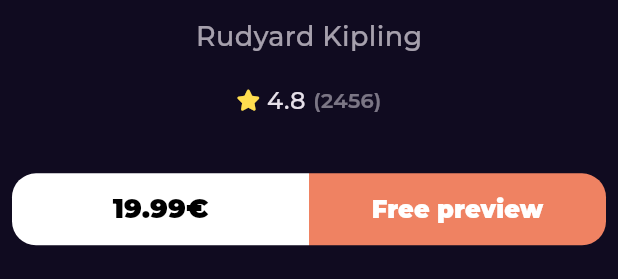
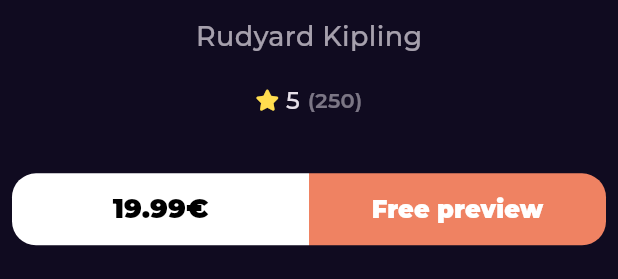
Before and after one commit to Rowida-Attia/bookly, a Flutter app: the BookDetailsSection widget shown alone on an empty page, opened directly, on a phone screen of 412 x 824 dp. Shown: the part 501-780 px from the top of the screen. Run offline on Flutter 3.47's test engine with Material 3 defaults, Android fonts, the phone set to English and light mode, and no system bars; drawn by our look-alikes of cached_network_image; our stand-ins replace bloc, dartz, dio, equatable, flutter_bloc, font_awesome_flutter and 3 more; network calls fail.

Commit message:
Display newest books list view data

```diff
--- a/lib/Features/home/presentation/views/widgets/book_details_section.dart
+++ b/lib/Features/home/presentation/views/widgets/book_details_section.dart
@@ -17,7 +17,6 @@ class BookDetailsSection extends StatelessWidget {
           child: const CustomBookImage(
             imageUrl:
                 'https://hips.hearstapps.com/hmg-prod/images/sacred-lotus-gettyimages-1143403162-646fa5a441f5d.jpg?crop=0.535xw:1.00xh;0.0519xw,0&resize=980:*',
-
           ),
         ),
         const SizedBox(
@@ -43,6 +42,8 @@ class BookDetailsSection extends StatelessWidget {
           height: 18,
         ),
         const BookRating(
+          rating: 5,
+          count: 250,
           mainAxisAlignment: MainAxisAlignment.center,
         ),
         const SizedBox(
--- a/lib/Features/home/presentation/views/widgets/book_rating.dart
+++ b/lib/Features/home/presentation/views/widgets/book_rating.dart
@@ -5,8 +5,13 @@ import 'package:font_awesome_flutter/font_awesome_flutter.dart';
 
 class BookRating extends StatelessWidget {
   const BookRating(
-      {super.key, this.mainAxisAlignment = MainAxisAlignment.start});
+      {super.key,
+      this.mainAxisAlignment = MainAxisAlignment.start,
+      required this.rating,
+      required this.count});
   final MainAxisAlignment mainAxisAlignment;
+  final int rating;
+  final int count;
   @override
   Widget build(BuildContext context) {
     return Row(
@@ -20,8 +25,8 @@ class BookRating extends StatelessWidget {
         const SizedBox(
           width: 6.3,
         ),
-        const Text(
-          '4.8',
+        Text(
+          rating.toString(),
           style: Styles.textStyle16,
         ),
         const SizedBox(
@@ -30,7 +35,7 @@ class BookRating extends StatelessWidget {
         Opacity(
           opacity: .5,
           child: Text(
-            '(2456)',
+            '($count)',
             style: Styles.textStyle14.copyWith(
               fontWeight: FontWeight.w600,
             ),
--- a/lib/Features/home/presentation/views/widgets/home_view_body.dart
+++ b/lib/Features/home/presentation/views/widgets/home_view_body.dart
@@ -11,6 +11,7 @@ class HomeViewBody extends StatelessWidget {
   @override
   Widget build(BuildContext context) {
     return const CustomScrollView(
+      physics: BouncingScrollPhysics(),
       slivers: [
         SliverToBoxAdapter(
           child: Column(
@@ -27,7 +28,7 @@ class HomeViewBody extends StatelessWidget {
               Padding(
                 padding: EdgeInsets.symmetric(horizontal: 30),
                 child: Text(
-                  'Best Seller',
+                  'Newst Books',
                   style: Styles.textStyle18,
                 ),
               ),
@@ -42,7 +43,7 @@ class HomeViewBody extends StatelessWidget {
             padding: EdgeInsets.symmetric(horizontal: 30),
             child: BestSellerListView(),
           ),
-        )
+        ),
       ],
     );
   }
--- a/lib/Features/search/presentaion/views/widgets/search_view_body.dart
+++ b/lib/Features/search/presentaion/views/widgets/search_view_body.dart
@@ -47,7 +47,8 @@ class SearchViewResult extends StatelessWidget {
       itemBuilder: (context, index) {
         return const Padding(
           padding: EdgeInsets.symmetric(vertical: 10),
-          child: BookListViewItem(),
+          //child: BookListViewItem(),
+
         );
       },
     );
--- a/lib/main.dart
+++ b/lib/main.dart
@@ -28,7 +28,7 @@ class BooklyApp extends StatelessWidget {
         BlocProvider(
           create: (context) => NewestBooksCubit(
             getIt.get<HomeRepoImpl>(),
-          ),
+          )..fetchNewestBooks(),
         ),
       ],
       child: MaterialApp.router(
```
Also changed, not shown: lib/Features/home/presentation/views/widgets/best_seller_list_view.dart (+25 -9 lines), lib/Features/home/presentation/views/widgets/best_seller_list_view_item.dart (+15 -18 lines).
